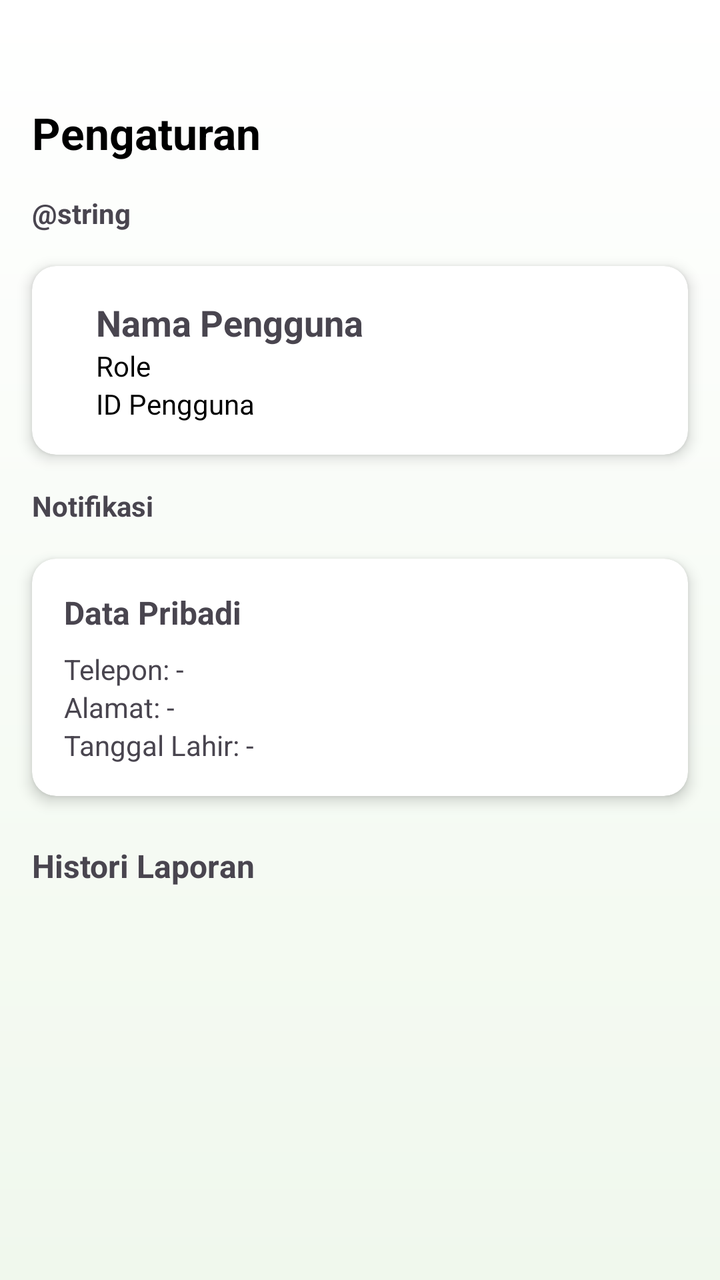
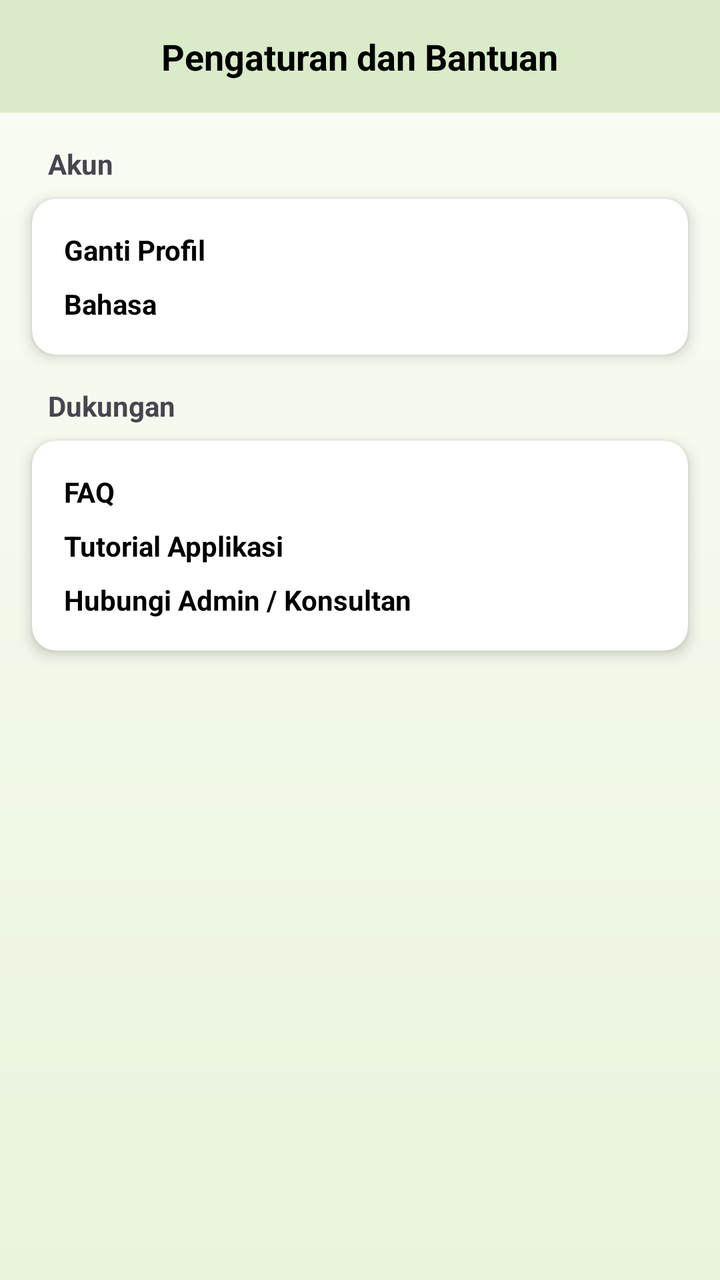

The first picture is an Android layout as it rendered before a commit; the second is the same layout after the commit. The layout source and the unified diff follow.
<!-- AndroidManifest.xml: application theme Theme.SawitKu -->
<!-- res/layout/fragment_setting.xml -->
<?xml version="1.0" encoding="utf-8"?>
<ScrollView xmlns:android="http://schemas.android.com/apk/res/android"
    xmlns:card_view="http://schemas.android.com/apk/res-auto"
    xmlns:tools="http://schemas.android.com/tools"
    android:layout_width="match_parent"
    android:layout_height="match_parent"
    android:fillViewport="true"
    android:background="@drawable/bg_gradient">

    <LinearLayout
        android:layout_width="match_parent"
        android:layout_height="wrap_content"
        android:orientation="vertical">

        

        
        <FrameLayout
            android:layout_width="match_parent"
            android:layout_height="97dp"
            android:background="@color/purple_500">

            <TextView
                android:layout_width="wrap_content"
                android:layout_height="wrap_content"
                android:layout_gravity="bottom|start"
                android:layout_margin="16dp"
                android:text="Pengaturan"
                android:textColor="@android:color/black"
                android:textSize="22sp"
                android:textStyle="bold" />
        </FrameLayout>

        <TextView
            android:layout_height="20dp"
            android:layout_width="50dp"
            android:layout_marginStart="16dp"
            android:text="@string/akun"
            android:textSize="14sp"
            android:textStyle="bold"/>

        <androidx.cardview.widget.CardView
            android:layout_width="match_parent"
            android:layout_height="wrap_content"
            android:layout_margin="16dp"
            card_view:cardCornerRadius="12dp"
            card_view:cardElevation="4dp">

            <LinearLayout
                android:layout_width="match_parent"
                android:layout_height="wrap_content"
                android:orientation="horizontal"
                android:padding="16dp">

                <LinearLayout
                    android:layout_width="wrap_content"
                    android:layout_height="wrap_content"
                    android:orientation="vertical"
                    android:layout_marginStart="16dp"
                    android:layout_weight="1"
                    android:gravity="center_vertical">

                    <TextView
                        android:id="@+id/text_name"
                        android:layout_width="wrap_content"
                        android:layout_height="wrap_content"
                        android:text="Nama Pengguna"
                        android:textSize="18sp"
                        android:textStyle="bold" />

                    <TextView
                        android:id="@+id/text_role"
                        android:layout_width="wrap_content"
                        android:layout_height="wrap_content"
                        android:text="Role"
                        android:textSize="14sp"
                        android:textColor="@color/black" />

                    <TextView
                        android:id="@+id/text_id"
                        android:layout_width="wrap_content"
                        android:layout_height="wrap_content"
                        android:text="ID Pengguna"
                        android:textSize="14sp"
                        android:textColor="@color/black" />
                </LinearLayout>

            </LinearLayout>
        </androidx.cardview.widget.CardView>

        <TextView
            android:layout_height="20dp"
            android:layout_width="80dp"
            android:layout_marginStart="16dp"
            android:text="Notifikasi"
            android:textSize="14sp"
            android:textStyle="bold"/>

        
        <androidx.cardview.widget.CardView
            android:layout_width="match_parent"
            android:layout_height="wrap_content"
            android:layout_margin="16dp"
            card_view:cardCornerRadius="12dp"
            card_view:cardElevation="4dp">

            <LinearLayout
                android:layout_width="match_parent"
                android:layout_height="wrap_content"
                android:orientation="vertical"
                android:padding="16dp">

                <TextView
                    android:layout_width="wrap_content"
                    android:layout_height="wrap_content"
                    android:text="Data Pribadi"
                    android:textStyle="bold"
                    android:textSize="16sp"
                    android:layout_marginBottom="8dp" />

                <TextView
                    android:id="@+id/text_phone"
                    android:layout_width="wrap_content"
                    android:layout_height="wrap_content"
                    android:text="Telepon: -" />

                <TextView
                    android:id="@+id/text_address"
                    android:layout_width="wrap_content"
                    android:layout_height="wrap_content"
                    android:text="Alamat: -" />

                <TextView
                    android:id="@+id/text_birth"
                    android:layout_width="wrap_content"
                    android:layout_height="wrap_content"
                    android:text="Tanggal Lahir: -" />
            </LinearLayout>
        </androidx.cardview.widget.CardView>

        
        <TextView
            android:layout_width="wrap_content"
            android:layout_height="wrap_content"
            android:text="Histori Laporan"
            android:textStyle="bold"
            android:textSize="16sp"
            android:layout_marginStart="16dp"
            android:layout_marginTop="8dp" />

        <androidx.recyclerview.widget.RecyclerView
            android:id="@+id/rv_history"
            android:layout_width="match_parent"
            android:layout_height="120dp"
            android:layout_margin="16dp"
            android:orientation="horizontal" />

    </LinearLayout>
</ScrollView>
<!-- resources referenced by this layout -->
<resources>
  <color name="black">#FF000000</color>
  <!-- drawable bg_gradient (drawable) -->
  <?xml version="1.0" encoding="utf-8"?>
  <shape xmlns:android="http://schemas.android.com/apk/res/android"
      android:shape="rectangle">
  
      <gradient
          android:angle="270"
          android:startColor="#FFFFFF"
          android:endColor="#F0F8ED"
          android:type="linear" />
  </shape>
  <style name="Theme.SawitKu" parent="Base.Theme.SawitKu" />
  <style name="Base.Theme.SawitKu" parent="Theme.Material3.DayNight.NoActionBar">
          
          
      </style>
</resources>

<!-- the commit's change to res/layout/fragment_setting.xml (unified diff, before → after) -->
@@ -1,11 +1,10 @@
 <?xml version="1.0" encoding="utf-8"?>
 <ScrollView xmlns:android="http://schemas.android.com/apk/res/android"
     xmlns:card_view="http://schemas.android.com/apk/res-auto"
-    xmlns:tools="http://schemas.android.com/tools"
     android:layout_width="match_parent"
     android:layout_height="match_parent"
-    android:fillViewport="true"
-    android:background="@drawable/bg_gradient">
+    android:background="@drawable/bg_gradient"
+    android:fillViewport="true">
 
     <LinearLayout
         android:layout_width="match_parent"
@@ -13,94 +12,39 @@
         android:orientation="vertical">
 
         
+        <LinearLayout
+            android:layout_width="match_parent"
+            android:layout_height="wrap_content"
+            android:background="#D9EBC9"
+            android:gravity="center"
+            android:padding="16dp">
+
+            <TextView
+                android:id="@+id/tvHeader"
+                android:layout_width="wrap_content"
+                android:layout_height="wrap_content"
+                android:text="Pengaturan dan Bantuan"
+                android:textColor="@android:color/black"
+                android:textSize="18sp"
+                android:textStyle="bold" />
+        </LinearLayout>
 
         
-        <FrameLayout
-            android:layout_width="match_parent"
-            android:layout_height="97dp"
-            android:background="@color/purple_500">
-
-            <TextView
-                android:layout_width="wrap_content"
-                android:layout_height="wrap_content"
-                android:layout_gravity="bottom|start"
-                android:layout_margin="16dp"
-                android:text="Pengaturan"
-                android:textColor="@android:color/black"
-                android:textSize="22sp"
-                android:textStyle="bold" />
-        </FrameLayout>
-
         <TextView
-            android:layout_height="20dp"
-            android:layout_width="50dp"
-            android:layout_marginStart="16dp"
-            android:text="@string/akun"
+            android:layout_width="wrap_content"
+            android:layout_height="wrap_content"
+            android:text="Akun"
+            android:textStyle="bold"
             android:textSize="14sp"
-            android:textStyle="bold"/>
+            android:layout_marginStart="24dp"
+            android:layout_marginTop="16dp"
+            android:layout_marginBottom="8dp" />
 
         <androidx.cardview.widget.CardView
             android:layout_width="match_parent"
             android:layout_height="wrap_content"
-            android:layout_margin="16dp"
-            card_view:cardCornerRadius="12dp"
-            card_view:cardElevation="4dp">
-
-            <LinearLayout
-                android:layout_width="match_parent"
-                android:layout_height="wrap_content"
-                android:orientation="horizontal"
-                android:padding="16dp">
-
-                <LinearLayout
-                    android:layout_width="wrap_content"
-                    android:layout_height="wrap_content"
-                    android:orientation="vertical"
-                    android:layout_marginStart="16dp"
-                    android:layout_weight="1"
-                    android:gravity="center_vertical">
-
-                    <TextView
-                        android:id="@+id/text_name"
-                        android:layout_width="wrap_content"
-                        android:layout_height="wrap_content"
-                        android:text="Nama Pengguna"
-                        android:textSize="18sp"
-                        android:textStyle="bold" />
-
-                    <TextView
-                        android:id="@+id/text_role"
-                        android:layout_width="wrap_content"
-                        android:layout_height="wrap_content"
-                        android:text="Role"
-                        android:textSize="14sp"
-                        android:textColor="@color/black" />
-
-                    <TextView
-                        android:id="@+id/text_id"
-                        android:layout_width="wrap_content"
-                        android:layout_height="wrap_content"
-                        android:text="ID Pengguna"
-                        android:textSize="14sp"
-                        android:textColor="@color/black" />
-                </LinearLayout>
-
-            </LinearLayout>
-        </androidx.cardview.widget.CardView>
-
-        <TextView
-            android:layout_height="20dp"
-            android:layout_width="80dp"
-            android:layout_marginStart="16dp"
-            android:text="Notifikasi"
-            android:textSize="14sp"
-            android:textStyle="bold"/>
-
-        
-        <androidx.cardview.widget.CardView
-            android:layout_width="match_parent"
-            android:layout_height="wrap_content"
-            android:layout_margin="16dp"
+            android:layout_marginHorizontal="16dp"
+            android:layout_marginBottom="16dp"
             card_view:cardCornerRadius="12dp"
             card_view:cardElevation="4dp">
 
@@ -111,30 +55,21 @@
                 android:padding="16dp">
 
                 <TextView
+                    android:id="@+id/tvGantiProfil"
                     android:layout_width="wrap_content"
                     android:layout_height="wrap_content"
-                    android:text="Data Pribadi"
+                    android:text="Ganti Profil"
                     android:textStyle="bold"
-                    android:textSize="16sp"
+                    android:textColor="@android:color/black"
                     android:layout_marginBottom="8dp" />
 
                 <TextView
-                    android:id="@+id/text_phone"
+                    android:id="@+id/tvBahasa"
                     android:layout_width="wrap_content"
                     android:layout_height="wrap_content"
-                    android:text="Telepon: -" />
-
-                <TextView
-                    android:id="@+id/text_address"
-                    android:layout_width="wrap_content"
-                    android:layout_height="wrap_content"
-                    android:text="Alamat: -" />
-
-                <TextView
-                    android:id="@+id/text_birth"
-                    android:layout_width="wrap_content"
-                    android:layout_height="wrap_content"
-                    android:text="Tanggal Lahir: -" />
+                    android:text="Bahasa"
+                    android:textStyle="bold"
+                    android:textColor="@android:color/black" />
             </LinearLayout>
         </androidx.cardview.widget.CardView>
 
@@ -142,18 +77,53 @@
         <TextView
             android:layout_width="wrap_content"
             android:layout_height="wrap_content"
-            android:text="Histori Laporan"
+            android:text="Dukungan"
             android:textStyle="bold"
-            android:textSize="16sp"
-            android:layout_marginStart="16dp"
-            android:layout_marginTop="8dp" />
+            android:textSize="14sp"
+            android:layout_marginStart="24dp"
+            android:layout_marginBottom="8dp" />
 
-        <androidx.recyclerview.widget.RecyclerView
-            android:id="@+id/rv_history"
+        <androidx.cardview.widget.CardView
             android:layout_width="match_parent"
-            android:layout_height="120dp"
-            android:layout_margin="16dp"
-            android:orientation="horizontal" />
+            android:layout_height="wrap_content"
+            android:layout_marginHorizontal="16dp"
+            android:layout_marginBottom="16dp"
+            card_view:cardCornerRadius="12dp"
+            card_view:cardElevation="4dp">
+
+            <LinearLayout
+                android:layout_width="match_parent"
+                android:layout_height="wrap_content"
+                android:orientation="vertical"
+                android:padding="16dp">
+
+                <TextView
+                    android:id="@+id/tvFAQ"
+                    android:layout_width="wrap_content"
+                    android:layout_height="wrap_content"
+                    android:text="FAQ"
+                    android:textStyle="bold"
+                    android:textColor="@android:color/black"
+                    android:layout_marginBottom="8dp" />
+
+                <TextView
+                    android:id="@+id/tvTutorial"
+                    android:layout_width="wrap_content"
+                    android:layout_height="wrap_content"
+                    android:text="Tutorial Applikasi"
+                    android:textStyle="bold"
+                    android:textColor="@android:color/black"
+                    android:layout_marginBottom="8dp" />
+
+                <TextView
+                    android:id="@+id/tvHubungi"
+                    android:layout_width="wrap_content"
+                    android:layout_height="wrap_content"
+                    android:text="Hubungi Admin / Konsultan"
+                    android:textStyle="bold"
+                    android:textColor="@android:color/black" />
+            </LinearLayout>
+        </androidx.cardview.widget.CardView>
 
     </LinearLayout>
 </ScrollView>
<!-- resource entries referenced after the edit -->
@@ -1,16 +1,16 @@
 <!-- resources referenced by this layout -->
 <resources>
-  <color name="black">#FF000000</color>
   <!-- drawable bg_gradient (drawable) -->
   <?xml version="1.0" encoding="utf-8"?>
   <shape xmlns:android="http://schemas.android.com/apk/res/android"
       android:shape="rectangle">
   
-      <gradient
+      <gradient xmlns:android="http://schemas.android.com/apk/res/android"
           android:angle="270"
-          android:startColor="#FFFFFF"
-          android:endColor="#F0F8ED"
+          android:startColor="#F9FDF5"
+          android:endColor="#EAF4DD"
           android:type="linear" />
+  
   </shape>
   <style name="Theme.SawitKu" parent="Base.Theme.SawitKu" />
   <style name="Base.Theme.SawitKu" parent="Theme.Material3.DayNight.NoActionBar">
